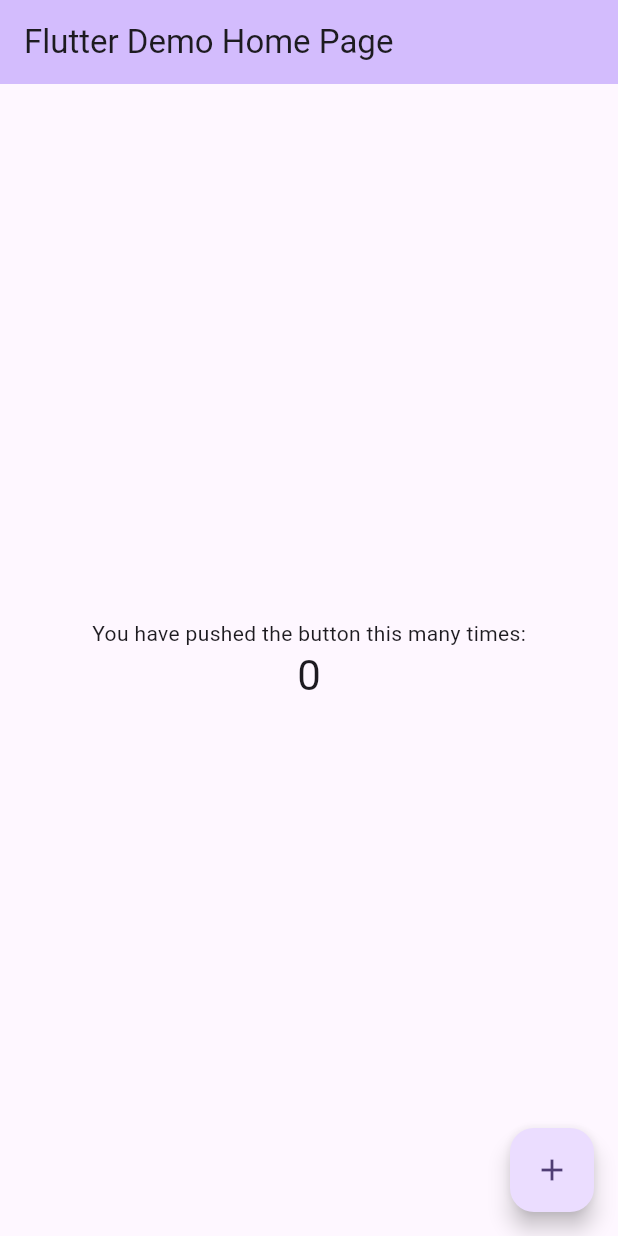
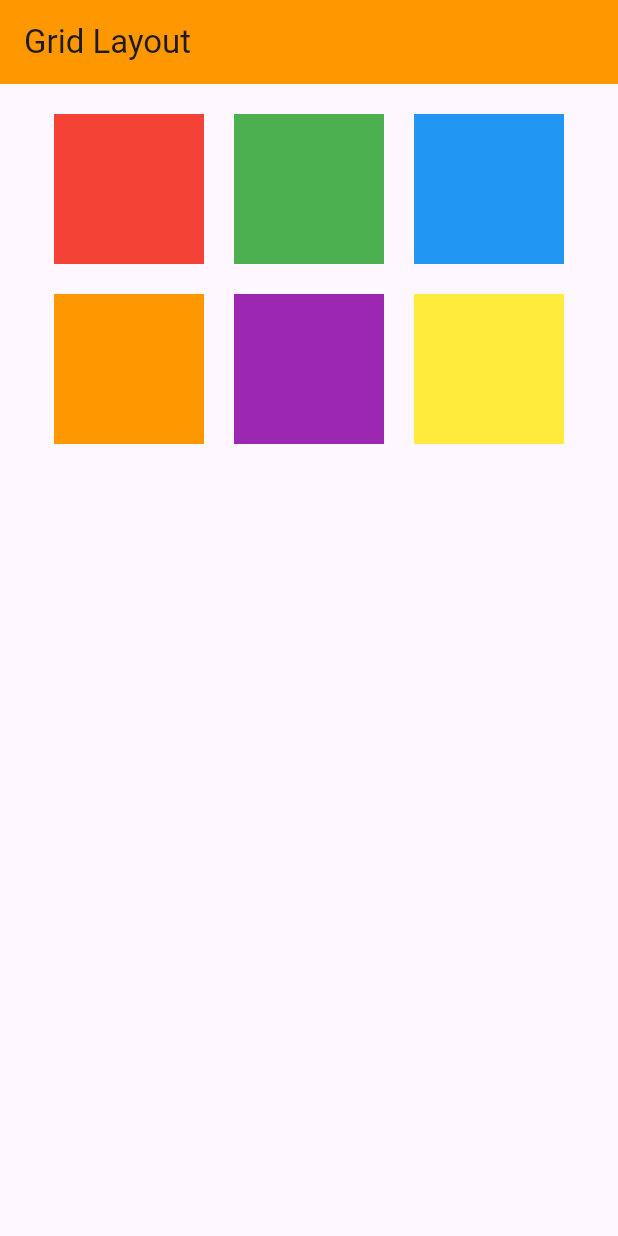
Before and after one commit to SandyKnluck/mobile_week3_lab, a Flutter app: the screen it shows after launch, on a phone screen of 412 x 824 dp. Run offline on Flutter 3.47's test engine with Material 3 defaults, Android fonts, the light colour scheme and no system bars.

Commit message:
Week3 Lab

```diff
--- a/lib/main.dart
+++ b/lib/main.dart
@@ -1,4 +1,5 @@
 import 'package:flutter/material.dart';
+import 'package:week3_lab/page%20answer/answer1.dart';
 
 void main() {
   runApp(const MyApp());
@@ -6,120 +7,63 @@
 
 class MyApp extends StatelessWidget {
   const MyApp({super.key});
+  // This widget is the root of your application.
+  @override
+  /*
+  Widget build(BuildContext context) {
+    return Scaffold(
+      appBar: AppBar(
+        title: const Text('Demo Page'),
+        backgroundColor: Colors.white,
+      ),
+      body: Column(
+        children: [
+          Container(
+            height: 200,
+            width: double.infinity,
+            color: Colors.grey,
+            child: const Text('Item1'),
+          ),
+          Container(
+            height: 200,
+            width: double.infinity,
+            color: Colors.green,
+            child: const Text('Item2'),
+          ),
+          Container(
+            height: 200,
+            width: double.infinity,
+            color: Colors.yellow,
+            child: const Text('Item3'),
+          )
+        ],
+      ),
+    );
+  }
+*/
 
+  Widget build(BuildContext context) {
+    return MaterialApp(
+        title: 'Flutter Demo',
+        debugShowCheckedModeBanner: false,
+        theme: ThemeData(
+          colorScheme: ColorScheme.fromSeed(seedColor: Colors.deepPurple),
+          useMaterial3: true,
+        ),
+        home: const Answer1());
+  }
+}
+
+class GreetingWidget extends StatelessWidget {
+  final String name;
+  const GreetingWidget({super.key, required this.name});
   // This widget is the root of your application.
   @override
   Widget build(BuildContext context) {
-    return MaterialApp(
-      title: 'Flutter Demo',
-      theme: ThemeData(
-        // This is the theme of your application.
-        //
-        // TRY THIS: Try running your application with "flutter run". You'll see
-        // the application has a purple toolbar. Then, without quitting the app,
-        // try changing the seedColor in the colorScheme below to Colors.green
-        // and then invoke "hot reload" (save your changes or press the "hot
-        // reload" button in a Flutter-supported IDE, or press "r" if you used
-        // the command line to start the app).
-        //
-        // Notice that the counter didn't reset back to zero; the application
-        // state is not lost during the reload. To reset the state, use hot
-        // restart instead.
-        //
-        // This works for code too, not just values: Most code changes can be
-        // tested with just a hot reload.
-        colorScheme: ColorScheme.fromSeed(seedColor: Colors.deepPurple),
-        useMaterial3: true,
-      ),
-      home: const MyHomePage(title: 'Flutter Demo Home Page'),
-    );
+    return Scaffold(
+        appBar: AppBar(
+            title: const Text('Demo APP'),
+            backgroundColor: const Color.fromARGB(255, 255, 196, 215)),
+        body: Center(child: Text('Hello, $name')));
   }
 }
-
-class MyHomePage extends StatefulWidget {
-  const MyHomePage({super.key, required this.title});
-
-  // This widget is the home page of your application. It is stateful, meaning
-  // that it has a State object (defined below) that contains fields that affect
-  // how it looks.
-
-  // This class is the configuration for the state. It holds the values (in this
-  // case the title) provided by the parent (in this case the App widget) and
-  // used by the build method of the State. Fields in a Widget subclass are
-  // always marked "final".
-
-  final String title;
-
-  @override
-  State<MyHomePage> createState() => _MyHomePageState();
-}
-
-class _MyHomePageState extends State<MyHomePage> {
-  int _counter = 0;
-
-  void _incrementCounter() {
-    setState(() {
-      // This call to setState tells the Flutter framework that something has
-      // changed in this State, which causes it to rerun the build method below
-      // so that the display can reflect the updated values. If we changed
-      // _counter without calling setState(), then the build method would not be
-      // called again, and so nothing would appear to happen.
-      _counter++;
-    });
-  }
-
-  @override
-  Widget build(BuildContext context) {
-    // This method is rerun every time setState is called, for instance as done
-    // by the _incrementCounter method above.
-    //
-    // The Flutter framework has been optimized to make rerunning build methods
-    // fast, so that you can just rebuild anything that needs updating rather
-    // than having to individually change instances of widgets.
-    return Scaffold(
-      appBar: AppBar(
-        // TRY THIS: Try changing the color here to a specific color (to
-        // Colors.amber, perhaps?) and trigger a hot reload to see the AppBar
-        // change color while the other colors stay the same.
-        backgroundColor: Theme.of(context).colorScheme.inversePrimary,
-        // Here we take the value from the MyHomePage object that was created by
-        // the App.build method, and use it to set our appbar title.
-        title: Text(widget.title),
-      ),
-      body: Center(
-        // Center is a layout widget. It takes a single child and positions it
-        // in the middle of the parent.
-        child: Column(
-          // Column is also a layout widget. It takes a list of children and
-          // arranges them vertically. By default, it sizes itself to fit its
-          // children horizontally, and tries to be as tall as its parent.
-          //
-          // Column has various properties to control how it sizes itself and
-          // how it positions its children. Here we use mainAxisAlignment to
-          // center the children vertically; the main axis here is the vertical
-          // axis because Columns are vertical (the cross axis would be
-          // horizontal).
-          //
-          // TRY THIS: Invoke "debug painting" (choose the "Toggle Debug Paint"
-          // action in the IDE, or press "p" in the console), to see the
-          // wireframe for each widget.
-          mainAxisAlignment: MainAxisAlignment.center,
-          children: <Widget>[
-            const Text(
-              'You have pushed the button this many times:',
-            ),
-            Text(
-              '$_counter',
-              style: Theme.of(context).textTheme.headlineMedium,
-            ),
-          ],
-        ),
-      ),
-      floatingActionButton: FloatingActionButton(
-        onPressed: _incrementCounter,
-        tooltip: 'Increment',
-        child: const Icon(Icons.add),
-      ), // This trailing comma makes auto-formatting nicer for build methods.
-    );
-  }
-}
--- /dev/null
+++ b/lib/page answer/answer1.dart
@@ -0,0 +1,74 @@
+import 'package:flutter/material.dart';
+
+class Answer1 extends StatefulWidget {
+  const Answer1({super.key});
+
+  @override
+  State<Answer1> createState() => _MyWidgetState();
+}
+
+class _MyWidgetState extends State<Answer1> {
+  @override
+  Widget build(BuildContext context) {
+    return Scaffold(
+      appBar: AppBar(
+        title: const Text('Grid Layout'),
+        backgroundColor: Colors.orange,
+      ),
+      body: Column(
+        children: [
+          Padding(padding: const EdgeInsets.all(10)),
+          Row(mainAxisAlignment: MainAxisAlignment.center, children: [
+            Container(
+              color: Colors.red,
+              height: 100,
+              width: 100,
+            ),
+            const SizedBox(
+              width: 20,
+            ),
+            Container(
+              color: Colors.green,
+              height: 100,
+              width: 100,
+            ),
+            const SizedBox(
+              width: 20,
+            ),
+            Container(
+              color: Colors.blue,
+              height: 100,
+              width: 100,
+            ),
+          ]),
+          const SizedBox(
+            height: 20,
+          ),
+          Row(mainAxisAlignment: MainAxisAlignment.center, children: [
+            Container(
+              color: Colors.orange,
+              height: 100,
+              width: 100,
+            ),
+            const SizedBox(
+              width: 20,
+            ),
+            Container(
+              color: Colors.purple,
+              height: 100,
+              width: 100,
+            ),
+            const SizedBox(
+              width: 20,
+            ),
+            Container(
+              color: Colors.yellow,
+              height: 100,
+              width: 100,
+            ),
+          ])
+        ],
+      ),
+    );
+  }
+}
```
Also changed, not shown: lib/page answer/answer2.dart (added, +94 -0 lines), lib/page answer/answer3.dart (added, +141 -0 lines), lib/page answer/answer4.dart (added, +107 -0 lines).
